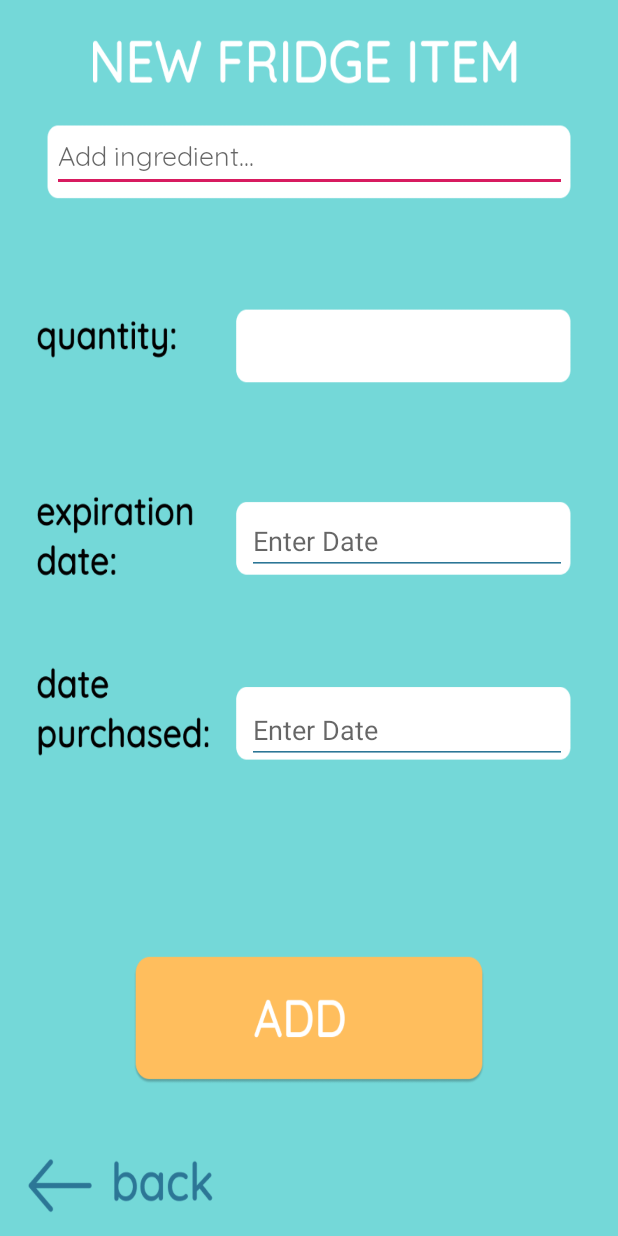
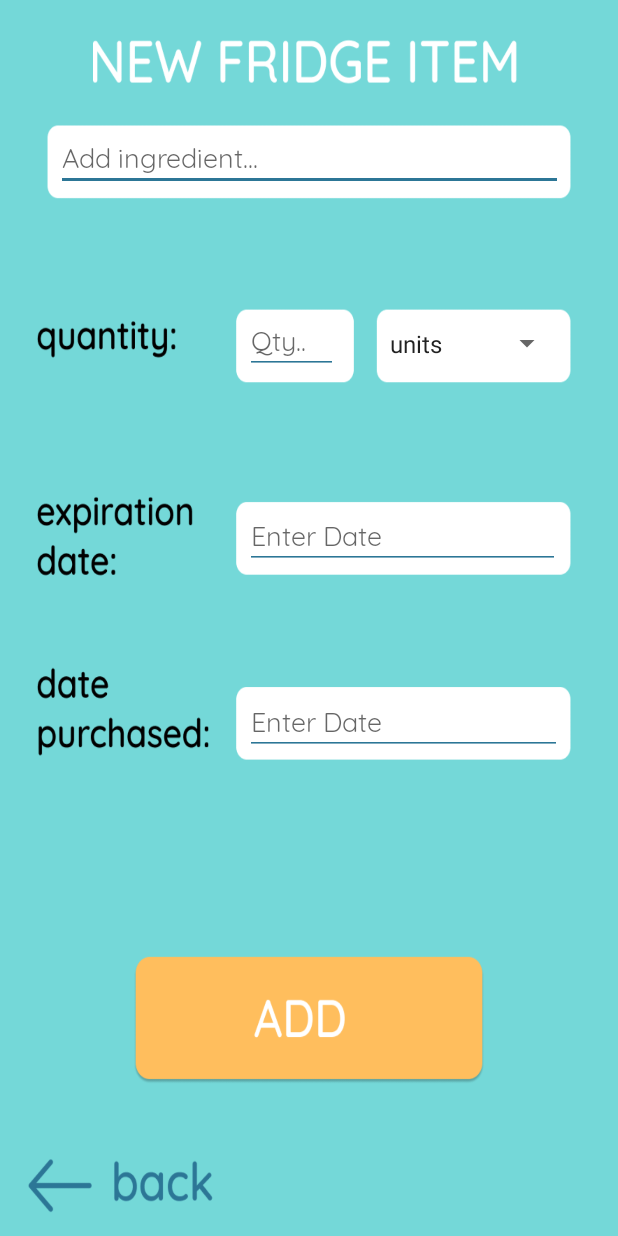
Before and after one commit to aylinev2/recipe-rover, an Android app: the AddItemActivity screen opened directly, with no data from a screen before it, on a phone screen of 412 x 824 dp. Run offline under Robolectric (Android 15) with nearby library versions, the phone set to English and light mode, and no system bars.

Commit message:
added slider and qty fields

```diff
--- a/app/src/main/java/cs465/illinois/project/AddItemActivity.java
+++ b/app/src/main/java/cs465/illinois/project/AddItemActivity.java
@@ -13,6 +13,7 @@ import android.widget.AutoCompleteTextView;
 import android.widget.Button;
 import android.widget.DatePicker;
 import android.widget.EditText;
+import android.widget.Spinner;
 
 import java.util.Calendar;
 
@@ -55,6 +56,17 @@ public class AddItemActivity extends AppCompatActivity implements View.OnClickLi
         AutoCompleteTextView actv = (AutoCompleteTextView) findViewById(R.id.autoCompleteTextView);
         actv.setThreshold(1);//will start working from first character
         actv.setAdapter(adapter);//setting the adapter data into the AutoCompleteTextView
+
+
+        Spinner spinner = (Spinner) findViewById(R.id.spinner);
+        // Create an ArrayAdapter using the string array and a default spinner layout
+        ArrayAdapter<CharSequence> adap = ArrayAdapter.createFromResource(this,
+                R.array.units_array, android.R.layout.simple_spinner_item);
+        // Specify the layout to use when the list of choices appears
+        adapter.setDropDownViewResource(android.R.layout.simple_spinner_dropdown_item);
+        // Apply the adapter to the spinner
+        spinner.setAdapter(adap);
+
     }
 
     public void onClick(View v) {
--- a/app/src/main/res/layout/activity_add_item.xml
+++ b/app/src/main/res/layout/activity_add_item.xml
@@ -10,7 +10,9 @@
         android:id="@+id/imageView2"
         android:layout_width="match_parent"
         android:layout_height="match_parent"
-        android:background="@drawable/newitem"></ImageView>
+        android:background="@drawable/newitem"
+        tools:layout_editor_absoluteX="165dp"
+        tools:layout_editor_absoluteY="0dp"></ImageView>
 
     <Button
         android:id="@+id/backa"
@@ -26,43 +28,47 @@
 
     <AutoCompleteTextView
         android:id="@+id/autoCompleteTextView"
+        android:layout_width="338dp"
+        android:layout_height="43dp"
+        android:backgroundTint="@color/colorPrimary"
         android:fontFamily="@font/quicksand"
-        android:layout_width="343dp"
-        android:layout_height="50dp"
         android:hint="Add ingredient..."
         app:layout_constraintBottom_toBottomOf="@+id/imageView2"
         app:layout_constraintEnd_toEndOf="parent"
+        app:layout_constraintHorizontal_bias="0.506"
         app:layout_constraintStart_toStartOf="parent"
         app:layout_constraintTop_toTopOf="@+id/imageView2"
-        app:layout_constraintVertical_bias="0.101" />
+        app:layout_constraintVertical_bias="0.108" />
 
     <EditText
         android:id="@+id/datePurchased"
-        android:layout_width="wrap_content"
-        android:layout_height="wrap_content"
+        android:layout_width="211dp"
+        android:layout_height="44dp"
         android:backgroundTint="@color/colorPrimary"
         android:ems="10"
+        android:fontFamily="@font/quicksand"
         android:hint="Enter Date"
         app:layout_constraintBottom_toBottomOf="@+id/imageView2"
         app:layout_constraintEnd_toEndOf="@+id/imageView2"
-        app:layout_constraintHorizontal_bias="0.828"
+        app:layout_constraintHorizontal_bias="0.815"
         app:layout_constraintStart_toStartOf="parent"
         app:layout_constraintTop_toTopOf="@+id/imageView2"
-        app:layout_constraintVertical_bias="0.596" />
+        app:layout_constraintVertical_bias="0.589" />
 
     <EditText
         android:id="@+id/expirationDate"
-        android:layout_width="wrap_content"
-        android:layout_height="wrap_content"
+        android:layout_width="210dp"
+        android:layout_height="43dp"
         android:backgroundTint="@color/colorPrimary"
         android:ems="10"
+        android:fontFamily="@font/quicksand"
         android:hint="Enter Date"
         app:layout_constraintBottom_toBottomOf="@+id/imageView2"
         app:layout_constraintEnd_toEndOf="@+id/imageView2"
-        app:layout_constraintHorizontal_bias="0.828"
+        app:layout_constraintHorizontal_bias="0.81"
         app:layout_constraintStart_toStartOf="@+id/imageView2"
         app:layout_constraintTop_toTopOf="@+id/imageView2"
-        app:layout_constraintVertical_bias="0.434" />
+        app:layout_constraintVertical_bias="0.43" />
 
     <Button
         android:id="@+id/addButton"
@@ -75,5 +81,33 @@
         app:layout_constraintTop_toTopOf="@+id/imageView2"
         app:layout_constraintVertical_bias="0.851" />
 
+    <EditText
+        android:id="@+id/editText"
+        android:layout_width="62dp"
+        android:layout_height="41dp"
+        android:fontFamily="@font/quicksand"
+        android:backgroundTint="@color/colorPrimary"
+        android:hint="Qty.."
+        android:ems="10"
+        android:inputType="numberDecimal"
+        app:layout_constraintBottom_toBottomOf="parent"
+        app:layout_constraintEnd_toEndOf="parent"
+        app:layout_constraintHorizontal_bias="0.467"
+        app:layout_constraintStart_toStartOf="parent"
+        app:layout_constraintTop_toTopOf="parent"
+        app:layout_constraintVertical_bias="0.266" />
+
+    <Spinner
+        android:id="@+id/spinner"
+        android:layout_width="123dp"
+        android:layout_height="43dp"
+        android:fontFamily="@font/quicksand"
+        app:layout_constraintBottom_toBottomOf="@+id/imageView2"
+        app:layout_constraintEnd_toEndOf="@+id/imageView2"
+        app:layout_constraintHorizontal_bias="0.874"
+        app:layout_constraintStart_toStartOf="parent"
+        app:layout_constraintTop_toTopOf="parent"
+        app:layout_constraintVertical_bias="0.266" />
+
 
 </androidx.constraintlayout.widget.ConstraintLayout>
--- a/app/src/main/res/values/strings.xml
+++ b/app/src/main/res/values/strings.xml
@@ -16,4 +16,17 @@
     <string name="tomato">Tomato</string>
     <string name="pasta">Pasta</string>
     <string name="tortillas">Tortilla</string>
+
+    <string-array name="units_array">
+        <item>units</item>
+        <item>cups</item>
+        <item>oz</item>
+        <item>tsp</item>
+        <item>tbsp</item>
+        <item>pt</item>
+        <item>qt</item>
+        <item>gal</item>
+        <item>lbs</item>
+    </string-array>
+
 </resources>
```
Also changed, not shown: app/src/main/res/drawable-v24/edititem.png (deleted), app/src/main/res/drawable-v24/fridge.png (deleted), app/src/main/res/drawable-v24/newitem.png (deleted), app/src/main/res/drawable-v24/profile.png (deleted), app/src/main/res/drawable/edititem.png (added), app/src/main/res/drawable/fridge.png (added), app/src/main/res/drawable/newitem.png (added), app/src/main/res/drawable/profile.png (added), 1 other file.
